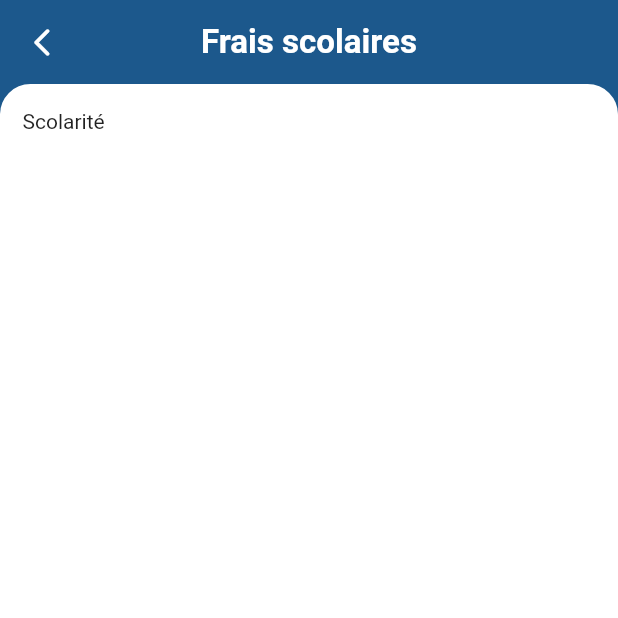
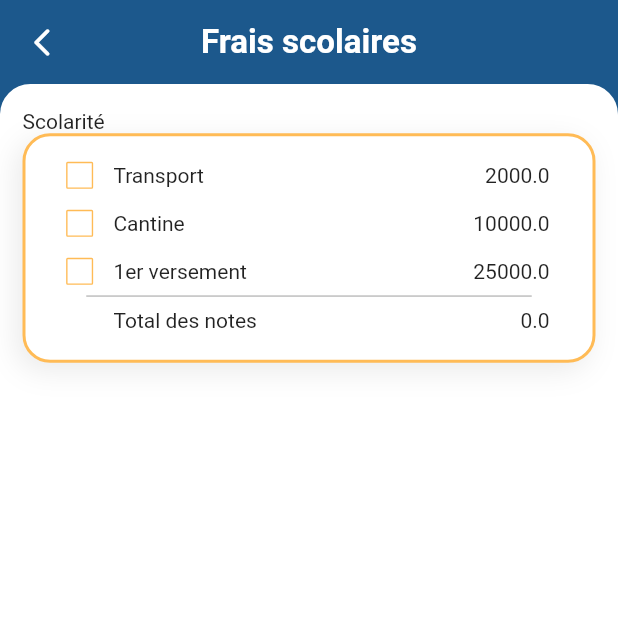
Before and after one commit to Keldy7/flutter_scolarApp, a Flutter app: the FeesScreen screen opened by its route, on a phone screen of 412 x 824 dp, the top half of it. Run offline on Flutter 3.47's test engine with Material 2 defaults, Android fonts, the phone set to English and light mode, and no system bars; our stand-ins replace carousel_slider, dotted_border, figma_squircle, file_picker, flutter_screenutil, flutter_svg and 7 more; accounts and stored records are empty; Roboto replaces fonts that are missing (Montserrat).

Commit message:
Début de design de listing des frais de scolarité

```diff
--- a/lib/app/data/fake_data.dart
+++ b/lib/app/data/fake_data.dart
@@ -1,4 +1,5 @@
 import 'package:flutter/material.dart';
+import 'package:scolar_pay/app/ui/models/model_fees.dart';
 import 'package:scolar_pay/app/utils/image_keys.dart';
 import 'package:scolar_pay/app/utils/routes.dart';
 
@@ -60,6 +61,16 @@ class FakeData {
     return bannerList;
   }
 
+  static List<Fees> getAllFeesList() {
+    List<Fees> matList = [];
+
+    matList.add(Fees(0, "Transport", 2000));
+    matList.add(Fees(1, "Cantine", 10000));
+    matList.add(Fees(2, "1er versement", 25000));
+
+    return matList;
+  }
+
   static List<ModelCategory> getAllCategoryList() {
     List<ModelCategory> catList = [];
 
--- /dev/null
+++ b/lib/app/ui/models/model_fees.dart
@@ -0,0 +1,10 @@
+class Fees {
+  int? id;
+  String? name;
+  double? amount;
+  Fees(
+      this.id,
+      this.name,
+      this.amount);
+
+}
--- a/lib/app/ui/screens/fees/fees_screen.dart
+++ b/lib/app/ui/screens/fees/fees_screen.dart
@@ -2,9 +2,12 @@ import 'package:flutter/material.dart';
 import 'package:flutter_screenutil/flutter_screenutil.dart';
 import 'package:get/get.dart';
 
+import '../../../data/fake_data.dart';
 import '../../../utils/constant.dart';
 import '../../../utils/label_keys.dart';
 import '../../../utils/widget_utils.dart';
+import '../../models/model_fees.dart';
+import '../../styles/colors.dart';
 
 class FeesScreen extends StatefulWidget {
   const FeesScreen({super.key});
@@ -14,22 +17,126 @@ class FeesScreen extends StatefulWidget {
 }
 
 class _FeesScreenState extends State<FeesScreen> {
+  List<bool> isChecked = [false, false, false];
+  double totalFees = 0;
+
+  // List<Fees> feesDetail = [
+
+  // ];
+  RxBool isCheckbox = false.obs;
+
+  double amount = 0;
+  int paymentTransactionId = 0;
+
+  @override
+  void initState() {
+    super.initState();
+    isChecked.clear();
+  }
+
+  @override
+  void dispose() {
+    super.dispose();
+  }
+
   @override
   Widget build(BuildContext context) {
+    double width = MediaQuery.sizeOf(context).width;
+
     return getScreenDetailDefaultView(context, Labels.feeKey, () {
       Constant.backToPrev(context);
-    }, Column(
-      children: [
-        Expanded(child: ListView(
-          shrinkWrap: true,
+    },
+        Column(
           children: [
+            Expanded(
+                child: ListView(
+              shrinkWrap: true,
+              children: [
                 20.h.verticalSpace,
-                Text("Scolarité")
+                const Text("Scolarité"),
+                getBorderedContainer(
+                    context,
+                    width,
+                    Column(
+                      children: [
+                        listOfFees(feesDetails: FakeData.getAllFeesList()),
+                        getDivider(),
+                        setRow(
+                            titleLabel: Labels.totalKey,
+                            amountLabel: totalFees.toString(),
+                            isCheckboxRequired: false,
+                            index: 0),
+                      ],
+                    ).paddingSymmetric(
+                        horizontal: MediaQuery.of(context).size.width * (0.05),
 
+                    ))
+              ],
+            ))
           ],
-        ))
-      ],
-    ).paddingSymmetric(horizontal: 15),
+        ).paddingSymmetric(horizontal: 15),
         centerTitle: true);
   }
+
+  Widget listOfFees({required List<Fees> feesDetails}) {
+    return Column(
+        children: List.generate(
+            feesDetails.length,
+            (index) => setRow(
+                titleLabel: feesDetails[index].name!,
+                amountLabel: feesDetails[index].amount.toString(),
+                isCheckboxRequired: true,
+                index: index)));
+  }
+
+  Widget setRow(
+      {required String titleLabel,
+      required String amountLabel,
+      required bool isCheckboxRequired,
+      required int index}) {
+    return Padding(
+      padding: const EdgeInsets.all(8.0),
+      child: Row(
+        mainAxisAlignment: MainAxisAlignment.spaceBetween,
+        children: [
+          if (isCheckboxRequired)
+            SizedBox(
+              height: 15,
+              width: 15,
+              child: ObxValue((p0) {
+                return Checkbox(
+                  visualDensity: VisualDensity.compact,
+                  side: BorderSide(color: secondaryColor, width: 1.h),
+                  activeColor: secondaryColor,
+                  onChanged: (value) {
+                    isCheckbox.value = value!;
+                  },
+                  value: isCheckbox.value,
+                );
+              }, isCheckbox),
+            )
+          else
+            const SizedBox.shrink(),
+          Expanded(
+              child: Padding(
+            padding: (isCheckboxRequired)
+                ? const EdgeInsetsDirectional.only(start: 15)
+                : const EdgeInsetsDirectional.only(start: 30),
+            child: Text(titleLabel),
+          )),
+          Text(amountLabel),
+        ],
+      ),
+    );
+  }
+
+  _onChanged(bool val, int index, String amountLabel) {
+    setState(() {
+      isChecked[index] = val;
+
+      (val)
+          ? totalFees += double.parse(amountLabel)
+          : totalFees -= double.parse(amountLabel);
+    });
+  }
 }
```
